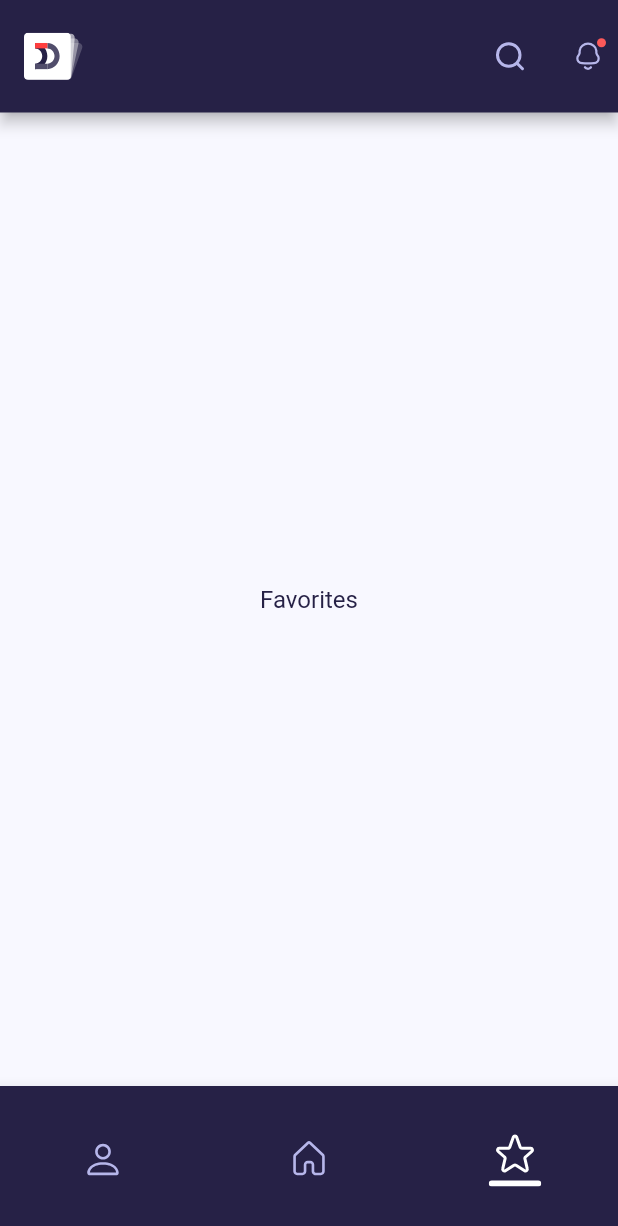
After one commit to nitzanpap/dispatcher, a Flutter app: the screen it shows after launch, item 3 of the bottom bar chosen, on a phone screen of 412 x 824 dp. The commit adds this screen. Shown: the top 1226 px of the screen. Run offline on Flutter 3.47's test engine with Material 2 defaults, Android fonts, the phone set to English and light mode, and no system bars; our stand-ins replace flutter_svg, gap, go_router.

Commit message:
Added widget switching within the Primary Screen

```diff
--- a/lib/main.dart
+++ b/lib/main.dart
@@ -12,7 +12,7 @@ import './providers/onboarding_step_provider.dart';
 import './screens/splash_screen.dart';
 import './screens/onboarding_screen.dart';
 import './screens/signup_login_screen.dart';
-import '../screens/main_screen.dart';
+import 'screens/primary_screen.dart';
 
 Future<void> main() async {
   WidgetsFlutterBinding.ensureInitialized();
@@ -33,14 +33,16 @@ class MyApp extends StatelessWidget {
       routes: [
         GoRoute(
           path: '/',
-          builder: const String.fromEnvironment('currentEnv') == 'dev'
+          builder: const String.fromEnvironment('currentEnv') == 'prod'
+              // production splash screen
               ? (context, state) => const SplashScreen()
+              // development main screen
               : (context, state) => MultiProvider(
                     providers: [
                       ChangeNotifierProvider(
                           create: (context) => BottomNavigationProvider())
                     ],
-                    child: const MainScreen(),
+                    child: const PrimaryScreen(),
                   ),
         ),
         GoRoute(
@@ -65,7 +67,7 @@ class MyApp extends StatelessWidget {
               ChangeNotifierProvider(
                   create: (context) => BottomNavigationProvider())
             ],
-            child: const MainScreen(),
+            child: const PrimaryScreen(),
           ),
         ),
         GoRoute(
--- a/lib/providers/bottom_navigation_provider.dart
+++ b/lib/providers/bottom_navigation_provider.dart
@@ -3,15 +3,15 @@ import 'package:flutter/material.dart';
 import '../enums/valid_main_tabs.dart';
 
 class BottomNavigationProvider with ChangeNotifier {
-  int _currentMainTabIndex = ValidMainTabs.home.index;
-  var _currentMainTabRoute = ValidMainTabs.home.route;
+  int _currentMainTabIndex = ValidPrimaryTabs.home.index;
+  String _currentMainTabName = ValidPrimaryTabs.home.name;
 
-  String get currentMainTabRoute => _currentMainTabRoute;
-  int get currentMainTabIndex => _currentMainTabIndex;
+  int get currentPrimaryTabIndex => _currentMainTabIndex;
+  String get currentPrimaryTabName => _currentMainTabName;
 
   void changeMainTab(int newTabIndex) {
     _currentMainTabIndex = newTabIndex;
-    _currentMainTabRoute = ValidMainTabs.values[currentMainTabIndex].route;
+    _currentMainTabName = ValidPrimaryTabs.values[newTabIndex].name;
     notifyListeners();
   }
 }
--- /dev/null
+++ b/lib/screens/primary_screen.dart
@@ -0,0 +1,103 @@
+import 'package:dispatcher/enums/valid_main_tabs.dart';
+import 'package:dispatcher/widgets/minimal_app_bar.dart';
+import 'package:flutter/material.dart';
+import 'package:provider/provider.dart';
+
+import '../constants/colors.dart';
+import '../providers/bottom_navigation_provider.dart';
+
+import '../widgets/primary_app_bar.dart';
+import '../widgets/app_bottom_navigation_bar.dart';
+import '../widgets/text_with_icon.dart';
+
+class PrimaryScreen extends StatelessWidget {
+  const PrimaryScreen({super.key});
+
+  @override
+  Widget build(BuildContext context) {
+    final bottomNavigationProvider =
+        Provider.of<BottomNavigationProvider>(context);
+    final currentPrimaryTabName =
+        bottomNavigationProvider.currentPrimaryTabName;
+
+    return Scaffold(
+      backgroundColor: AppColors.deepDarkBlue,
+      appBar: const MinimalAppBar(
+        elevation: 0,
+      ),
+      body: Container(
+        alignment: Alignment.center,
+        color: AppColors.white,
+        child: getPrimaryTabWidget(currentPrimaryTabName),
+      ),
+      bottomNavigationBar: const AppBottomNavigationBar(),
+    );
+  }
+
+  Widget getPrimaryTabWidget(String currentPrimaryTabName) {
+    if (currentPrimaryTabName == ValidPrimaryTabs.profile.name) {
+      return getProfileView();
+    }
+    if (currentPrimaryTabName == ValidPrimaryTabs.home.name) {
+      return getHomeView();
+    }
+    if (currentPrimaryTabName == ValidPrimaryTabs.favorites.name) {
+      return getFavoritesView();
+    } else {
+      return getTextRoutePlaceholder(currentPrimaryTabName);
+    }
+  }
+
+  SizedBox getTextRoutePlaceholder(String currentPrimaryTabName) {
+    return SizedBox(
+      width: 200,
+      height: 200,
+      child: TextWithIcon(
+        text: currentPrimaryTabName,
+        color: AppColors.deepDarkBlue,
+      ),
+    );
+  }
+
+  Scaffold getProfileView() {
+    return Scaffold(
+      appBar: const MinimalAppBar(),
+      body: Container(
+        alignment: Alignment.center,
+        color: AppColors.white,
+        child: const TextWithIcon(
+          text: 'Profile',
+          color: AppColors.deepDarkBlue,
+        ),
+      ),
+    );
+  }
+
+  Scaffold getHomeView() {
+    return Scaffold(
+      appBar: const PrimaryAppBar(),
+      body: Container(
+        alignment: Alignment.center,
+        color: AppColors.white,
+        child: const TextWithIcon(
+          text: 'Home',
+          color: AppColors.deepDarkBlue,
+        ),
+      ),
+    );
+  }
+
+  Scaffold getFavoritesView() {
+    return Scaffold(
+      appBar: const PrimaryAppBar(),
+      body: Container(
+        alignment: Alignment.center,
+        color: AppColors.white,
+        child: const TextWithIcon(
+          text: 'Favorites',
+          color: AppColors.deepDarkBlue,
+        ),
+      ),
+    );
+  }
+}
--- a/lib/widgets/app_bottom_navigation_bar.dart
+++ b/lib/widgets/app_bottom_navigation_bar.dart
@@ -20,7 +20,8 @@ class AppBottomNavigationBar extends StatelessWidget {
   Widget build(BuildContext context) {
     final bottomNavigationProvider =
         Provider.of<BottomNavigationProvider>(context);
-    final currentMainTabIndex = bottomNavigationProvider.currentMainTabIndex;
+    final currentPrimaryTabIndex =
+        bottomNavigationProvider.currentPrimaryTabIndex;
 
     return SizedBox(
       height: 100,
@@ -43,7 +44,7 @@ class AppBottomNavigationBar extends StatelessWidget {
             label: 'Favorites',
           ),
         ],
-        currentIndex: currentMainTabIndex,
+        currentIndex: currentPrimaryTabIndex,
         onTap: (newIndex) => bottomNavigationProvider.changeMainTab(newIndex),
         showUnselectedLabels: false,
         showSelectedLabels: false,
--- a/lib/widgets/minimal_app_bar.dart
+++ b/lib/widgets/minimal_app_bar.dart
@@ -5,10 +5,12 @@ import '../enums/theme_color.dart';
 
 class MinimalAppBar extends StatelessWidget with PreferredSizeWidget {
   final ThemeColor theme;
+  final double? elevation;
 
   const MinimalAppBar({
     super.key,
     this.theme = ThemeColor.dark,
+    this.elevation,
   });
 
   @override
@@ -17,6 +19,7 @@ class MinimalAppBar extends StatelessWidget with PreferredSizeWidget {
         ? AppBar(
             toolbarHeight: 0,
             backgroundColor: AppColors.deepDarkBlue,
+            elevation: elevation,
           )
         : AppBar(
             toolbarHeight: 0,
--- a/lib/widgets/main_app_bar.dart
+++ b/lib/widgets/primary_app_bar.dart
@@ -6,8 +6,8 @@ import '../widgets/svg_widgets/logo_layered.dart';
 import '../widgets/svg_widgets/notification_svg.dart';
 import '../widgets/svg_widgets/search_svg.dart';
 
-class MainAppBar extends StatelessWidget with PreferredSizeWidget {
-  const MainAppBar({
+class PrimaryAppBar extends StatelessWidget with PreferredSizeWidget {
+  const PrimaryAppBar({
     super.key,
   });
 
```
Also changed, not shown: lib/enums/valid_main_tabs.dart (+13 -13 lines), lib/screens/main_screen.dart (deleted, +0 -38 lines).
